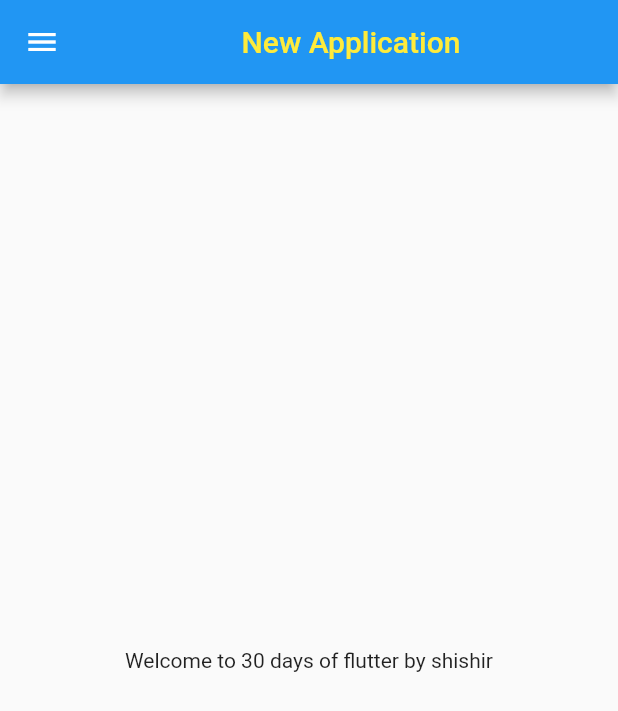
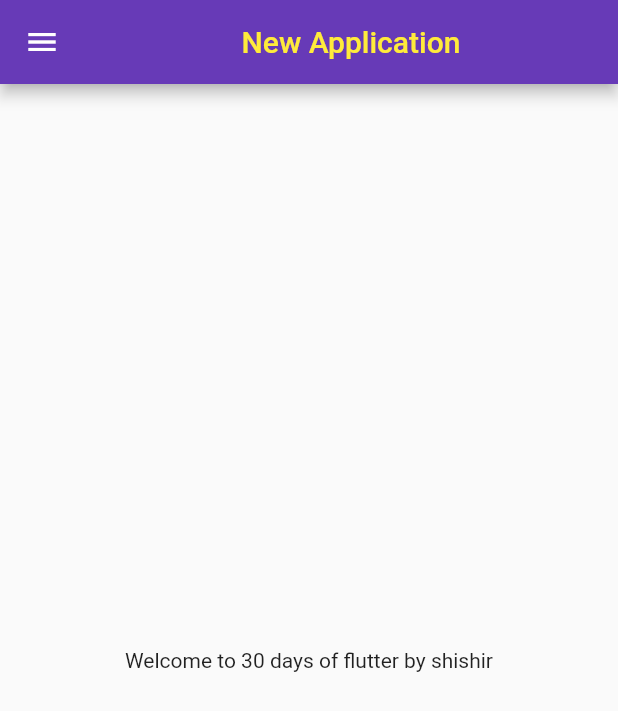
Before and after one commit to shishirneupane7777/flutter-app, a Flutter app: the screen it shows after launch, on a phone screen of 412 x 824 dp. Shown: the top 711 px of the screen. Run offline on Flutter 3.47's test engine with Material 2 defaults, Android fonts, the phone set to English and light mode, and no system bars.

Commit message:
Day 3 completed

```diff
--- a/lib/main.dart
+++ b/lib/main.dart
@@ -1,8 +1,11 @@
 import 'package:flutter/material.dart';
-import 'package:flutter_catalog/home_page.dart';
+import 'package:flutter_catalog/pages/home_page.dart';
+import 'package:flutter_catalog/pages/login_page.dart';
+
+
 
 void main() {
-  runApp(MyApp());
+  runApp(const MyApp());
 }
 
 class MyApp extends StatelessWidget {
@@ -11,8 +14,17 @@ class MyApp extends StatelessWidget {
   @override
   Widget build(BuildContext context) {
 
-    return const MaterialApp(
-      home: HomePage(),
+    return MaterialApp(
+      debugShowCheckedModeBanner: false,
+      theme: ThemeData(primarySwatch: Colors.deepPurple),
+      themeMode: ThemeMode.light,
+      darkTheme: ThemeData(brightness: Brightness.dark),
+      initialRoute: '/Homepage',
+      routes: {
+        '/':(context) =>const LoginPage(),
+        '/Loginpage':(context) =>const LoginPage(),
+        '/Homepage':(context) =>const HomePage(),
+      },
       );
   }
 }
```
Also changed, not shown: lib/pages/login_page.dart (added, +20 -0 lines), lib/pages/home_page.dart (line endings or trailing spaces).
